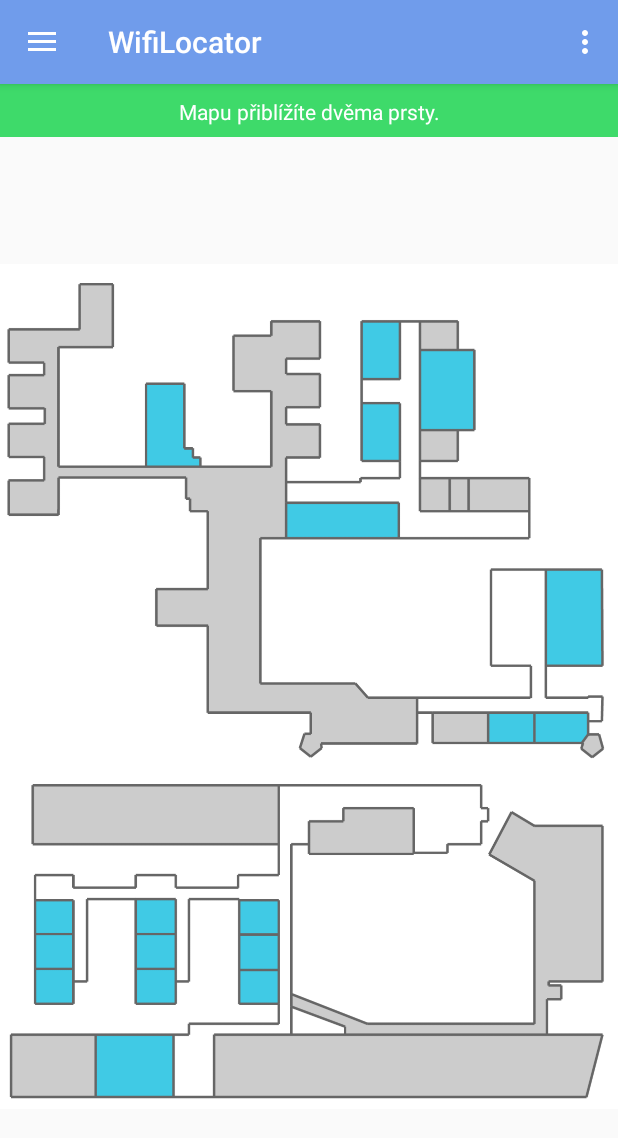
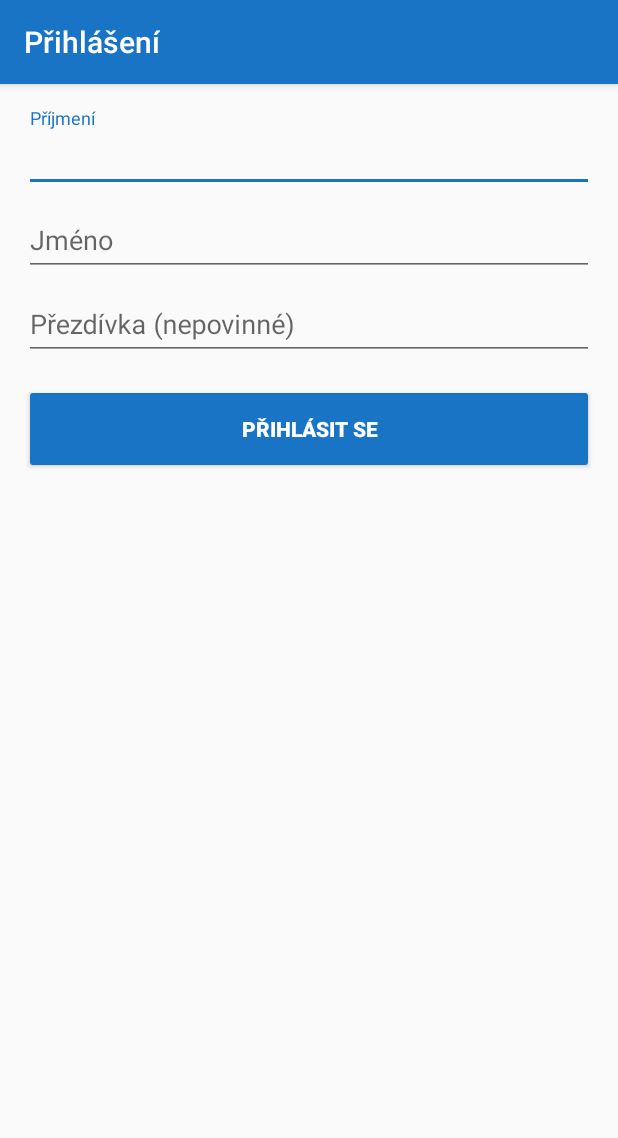
Before and after one commit to MarekPetr/WifiLocator, an Android app: the screen it shows after launch (MainActivity before the commit, LoginActivity after it), on a phone screen of 412 x 824 dp. Shown: the top 1138 px of the screen. Run offline under Robolectric (Android 15) with nearby library versions, the phone set to English and light mode, and no system bars.

Commit message:
Added login screen

```diff
--- a/WifiLocator/app/src/main/AndroidManifest.xml
+++ b/WifiLocator/app/src/main/AndroidManifest.xml
@@ -9,15 +9,21 @@
         android:roundIcon="@mipmap/ic_launcher_round"
         android:supportsRtl="true"
         android:theme="@style/AppTheme">
+        <activity android:name=".LaunchActivity"
+            android:label="@string/app_name">
+            <intent-filter>
+                <action android:name="android.intent.action.MAIN" />
+                <category android:name="android.intent.category.LAUNCHER" />
+            </intent-filter>
+        </activity>
+        <activity android:name=".LoginActivity"
+            android:label="@string/login"
+            android:theme="@style/AppTheme">
+        </activity>
         <activity
             android:name=".MainActivity"
             android:label="@string/app_name"
             android:theme="@style/AppTheme.NoActionBar">
-            <intent-filter>
-                <action android:name="android.intent.action.MAIN" />
-
-                <category android:name="android.intent.category.LAUNCHER" />
-            </intent-filter>
         </activity>
     </application>
 
--- /dev/null
+++ b/WifiLocator/app/src/main/java/itu/wifilocator/LaunchActivity.java
@@ -0,0 +1,31 @@
+package itu.wifilocator;
+
+/**
+ * Created by petr on 10/27/17.
+ */
+
+import android.app.Activity;
+import android.content.Intent;
+import android.content.SharedPreferences;
+import android.os.Bundle;
+import android.preference.PreferenceManager;
+
+public class LaunchActivity extends Activity {
+
+    @Override
+    protected void onCreate(Bundle savedInstanceState) {
+        super.onCreate(savedInstanceState);
+
+        SharedPreferences pref = PreferenceManager.getDefaultSharedPreferences(this);
+
+        if (!pref.contains("logged")) {
+            Intent i = new Intent(this, LoginActivity.class);
+            startActivity(i);
+        }
+        else {
+            Intent i = new Intent(this, MainActivity.class);
+            startActivity(i);
+        }
+        finish();
+    }
+}
--- /dev/null
+++ b/WifiLocator/app/src/main/java/itu/wifilocator/LoginActivity.java
@@ -0,0 +1,91 @@
+package itu.wifilocator;
+
+import android.content.Intent;
+import android.content.SharedPreferences;
+import android.os.Bundle;
+import android.preference.PreferenceManager;
+import android.support.v7.app.AppCompatActivity;
+import android.text.TextUtils;
+import android.view.View;
+
+import android.widget.Button;
+import android.widget.EditText;
+
+
+/**
+ * Created by petr on 10/27/17.
+ */
+
+public class LoginActivity extends AppCompatActivity {
+
+    private EditText mNameView;
+    private EditText mSurNameView;
+    private EditText mNickView;
+
+
+    @Override
+    protected void onCreate(Bundle savedInstanceState) {
+        super.onCreate(savedInstanceState);
+        setContentView(R.layout.activity_login);
+
+        mNameView = (EditText) findViewById(R.id.name);
+        mSurNameView = (EditText) findViewById(R.id.surname);
+        mNickView = (EditText) findViewById(R.id.nick);
+
+        Button mSignInButton = (Button) findViewById(R.id.sign_in_button);
+
+        mSignInButton.setOnClickListener(new View.OnClickListener() {
+        @Override
+        public void onClick(View view) {
+            attemptLogin();
+        }
+        });
+
+    }
+
+    private void attemptLogin() {
+
+
+        // Reset errors.
+        mNameView.setError(null);
+        mSurNameView.setError(null);
+        mNickView.setError(null);
+
+        // Store values at the time of the login attempt.
+        String name = mNameView.getText().toString();
+        String surName = mSurNameView.getText().toString();
+        String nick = mNickView.getText().toString();
+
+        boolean cancel = false;
+        View focusView = null;
+
+        // Check for a valid surname, if the user entered one.
+        if (TextUtils.isEmpty(surName)) {
+            mSurNameView.setError(getString(R.string.error_field_required));
+            focusView = mSurNameView;
+            cancel = true;
+        }
+
+        // Check for a valid name.
+        if (TextUtils.isEmpty(name)) {
+            mNameView.setError(getString(R.string.error_field_required));
+            focusView = mNameView;
+            cancel = true;
+        }
+
+        if (cancel) {
+            // There was an error; don't attempt login and focus the first
+            // form field with an error.
+            focusView.requestFocus();
+        } else {
+            SharedPreferences pref = PreferenceManager.getDefaultSharedPreferences(this);
+            SharedPreferences.Editor editor = pref.edit();
+            editor.putBoolean("logged", true);
+            editor.apply();
+
+            Intent i = new Intent(this, MainActivity.class);
+            startActivity(i);
+            finish(); // close login activity
+        }
+    }
+}
--- a/WifiLocator/app/src/main/java/itu/wifilocator/MainActivity.java
+++ b/WifiLocator/app/src/main/java/itu/wifilocator/MainActivity.java
@@ -1,9 +1,6 @@
 package itu.wifilocator;
 
 import android.os.Bundle;
-import android.support.design.widget.FloatingActionButton;
-import android.support.design.widget.Snackbar;
-import android.view.View;
 import android.support.design.widget.NavigationView;
 import android.support.v4.view.GravityCompat;
 import android.support.v4.widget.DrawerLayout;
--- /dev/null
+++ b/WifiLocator/app/src/main/res/layout/activity_login.xml
@@ -0,0 +1,90 @@
+<LinearLayout xmlns:android="http://schemas.android.com/apk/res/android"
+    xmlns:tools="http://schemas.android.com/tools"
+    android:layout_width="match_parent"
+    android:layout_height="match_parent"
+    android:gravity="center_horizontal"
+    android:orientation="vertical"
+    android:paddingBottom="@dimen/activity_vertical_margin"
+    android:paddingLeft="@dimen/activity_horizontal_margin"
+    android:paddingRight="@dimen/activity_horizontal_margin"
+    android:paddingTop="@dimen/activity_vertical_margin"
+    tools:context="itu.wifilocator.LoginActivity">
+
+    <!-- Login progress -->
+    <ProgressBar
+        android:id="@+id/login_progress"
+        style="?android:attr/progressBarStyleLarge"
+        android:layout_width="wrap_content"
+        android:layout_height="wrap_content"
+        android:layout_marginBottom="8dp"
+        android:visibility="gone" />
+
+    <ScrollView
+        android:id="@+id/login_form"
+        android:layout_width="match_parent"
+        android:layout_height="match_parent">
+
+        <LinearLayout
+            android:id="@+id/name_login_form"
+            android:layout_width="match_parent"
+            android:layout_height="wrap_content"
+            android:orientation="vertical">
+
+
+            <android.support.design.widget.TextInputLayout
+                android:layout_width="match_parent"
+                android:layout_height="wrap_content">
+                <EditText
+                    android:id="@+id/surname"
+                    android:layout_width="match_parent"
+                    android:layout_height="wrap_content"
+                    android:hint="@string/prompt_surname"
+                    android:inputType="textPersonName"
+                    android:maxLines="1"
+                    android:maxLength="10"/>
+            </android.support.design.widget.TextInputLayout>
+
+
+            <android.support.design.widget.TextInputLayout
+                android:layout_width="match_parent"
+                android:layout_height="wrap_content">
+                <EditText
+                    android:id="@+id/name"
+                    android:layout_width="match_parent"
+                    android:layout_height="wrap_content"
+                    android:hint="@string/prompt_name"
+                    android:inputType="textPersonName"
+                    android:maxLines="1"
+                    android:maxLength="10"/>
+            </android.support.design.widget.TextInputLayout>
+
+
+            <android.support.design.widget.TextInputLayout
+                android:layout_width="match_parent"
+                android:layout_height="wrap_content">
+                <EditText
+                    android:id="@+id/nick"
+                    android:layout_width="match_parent"
+                    android:layout_height="wrap_content"
+                    android:hint="@string/prompt_nick"
+                    android:inputType="text"
+                    android:maxLines="1"
+                    android:maxLength="8" />
+            </android.support.design.widget.TextInputLayout>
+
+
+            <Button
+                android:id="@+id/sign_in_button"
+                style="@style/Widget.AppCompat.Button.Colored"
+                android:textStyle="bold"
+                android:layout_width="match_parent"
+                android:layout_height="60dp"
+                android:layout_marginTop="16dp"
+                android:layout_gravity="center"
+                android:text="@string/action_sign_in"
+                android:textColor="@android:color/white"
+                android:theme="@style/Login.Button" />
+
+        </LinearLayout>
+    </ScrollView>
+</LinearLayout>
--- a/WifiLocator/app/src/main/res/layout/content_main.xml
+++ b/WifiLocator/app/src/main/res/layout/content_main.xml
@@ -14,21 +14,7 @@
      android:id="@+id/faculty_map"
      android:src="@drawable/faculty_map_resized"
      android:layout_width="wrap_content"
-     android:layout_height="wrap_content"
-     android:layout_below="@+id/colored_bar">
+     android:layout_height="wrap_content" >
     </ImageView>
 
-    <View
-     android:id="@+id/colored_bar"
-     android:layout_width="match_parent"
-     android:layout_height="35dp"
-     android:background="@color/colorGreen" />
-
-    <TextView
-     android:layout_width="match_parent"
-     android:layout_height="37dp"
-     android:gravity="center"
-     android:text="@string/zoom_tip"
-     android:textColor="@color/colorWhite"/>
-
 </RelativeLayout>
--- a/WifiLocator/app/src/main/res/values/colors.xml
+++ b/WifiLocator/app/src/main/res/values/colors.xml
@@ -1,8 +1,9 @@
 <?xml version="1.0" encoding="utf-8"?>
 <resources>
-    <color name="colorPrimary">#709ceb</color>
+    <color name="colorPrimary">@color/blue</color>
     <color name="colorPrimaryDark">#424646</color>
-    <color name="colorAccent">#232a4c</color>
+    <color name="colorAccent">@color/blue</color>
+    <color name="blue">#1974c5</color>
     <color name="colorGreen">#3eda6a</color>
     <color name="colorWhite">#ffffff</color>
 </resources>
--- a/WifiLocator/app/src/main/res/values/strings.xml
+++ b/WifiLocator/app/src/main/res/values/strings.xml
@@ -1,9 +1,20 @@
 <resources>
     <string name="app_name">WifiLocator</string>
-
     <string name="navigation_drawer_open">Open navigation drawer</string>
     <string name="navigation_drawer_close">Close navigation drawer</string>
-
     <string name="action_settings">Settings</string>
     <string name="zoom_tip">Mapu přiblížíte dvěma prsty.</string>
+
+    <string name="login">Přihlášení</string>
+    <string name="prompt_name">Jméno</string>
+    <string name="prompt_surname">Příjmení</string>
+
+    <string name="prompt_nick">Přezdívka (nepovinné)</string>
+    <string name="action_sign_in">Přihlásit se</string>
+    <string name="error_field_required">Pole je povinné</string>
+    <string name="error_invalid_nick">Přezdívka je příliš dlouhá</string>
+    <string name="error_invalid_name">Napište celé jméno</string>
+
+    <item name="visible" type="id"/>
+    <item name="masked" type="id"/>
 </resources>
--- a/WifiLocator/app/src/main/res/values/styles.xml
+++ b/WifiLocator/app/src/main/res/values/styles.xml
@@ -14,7 +14,10 @@
     </style>
 
     <style name="AppTheme.AppBarOverlay" parent="ThemeOverlay.AppCompat.Dark.ActionBar" />
-
     <style name="AppTheme.PopupOverlay" parent="ThemeOverlay.AppCompat.Light" />
 
+    <style name="Login.Button" parent="ThemeOverlay.AppCompat">
+        <item name="colorAccent">@color/blue</item>
+    </style>
+
 </resources>
```
Also changed, not shown: 483 other files.
